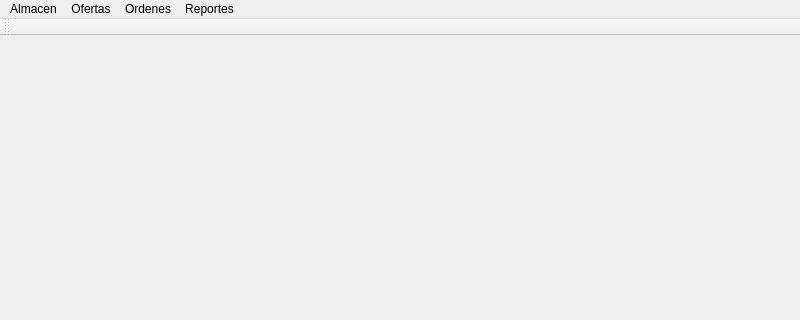
yordanlp/RumbaBurger, file RumbaBurger/principal.ui: the form before one commit; both pictures show x 0 to 800 and y 0 to 320 of the 800 by 600 pixel window.
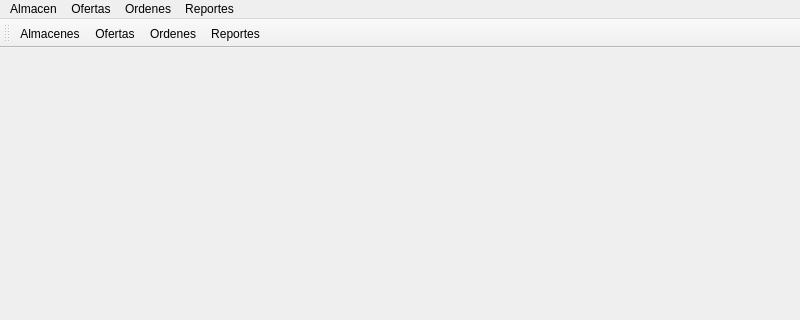
The form after the commit.

What changed in the file:
```diff
--- a/RumbaBurger/principal.ui
+++ b/RumbaBurger/principal.ui
@@ -81,6 +81,10 @@
    <attribute name="toolBarBreak">
     <bool>false</bool>
    </attribute>
+   <addaction name="actionAlmacenes"/>
+   <addaction name="actionOfertas"/>
+   <addaction name="actionOrdenes"/>
+   <addaction name="actionReportes"/>
   </widget>
   <action name="actionPrincipal">
    <property name="text">
@@ -142,6 +146,36 @@
     <string>Eliminar orden</string>
    </property>
   </action>
+  <action name="actionInsertar_Producto">
+   <property name="text">
+    <string>Insertar Producto</string>
+   </property>
+  </action>
+  <action name="actionProductos">
+   <property name="text">
+    <string>Productos</string>
+   </property>
+  </action>
+  <action name="actionAlmacenes">
+   <property name="text">
+    <string>Almacenes</string>
+   </property>
+  </action>
+  <action name="actionOfertas">
+   <property name="text">
+    <string>Ofertas</string>
+   </property>
+  </action>
+  <action name="actionOrdenes">
+   <property name="text">
+    <string>Ordenes</string>
+   </property>
+  </action>
+  <action name="actionReportes">
+   <property name="text">
+    <string>Reportes</string>
+   </property>
+  </action>
  </widget>
  <resources/>
  <connections/>
```
Left out of the diff: 3 changed lines with no effect on the pictures.
